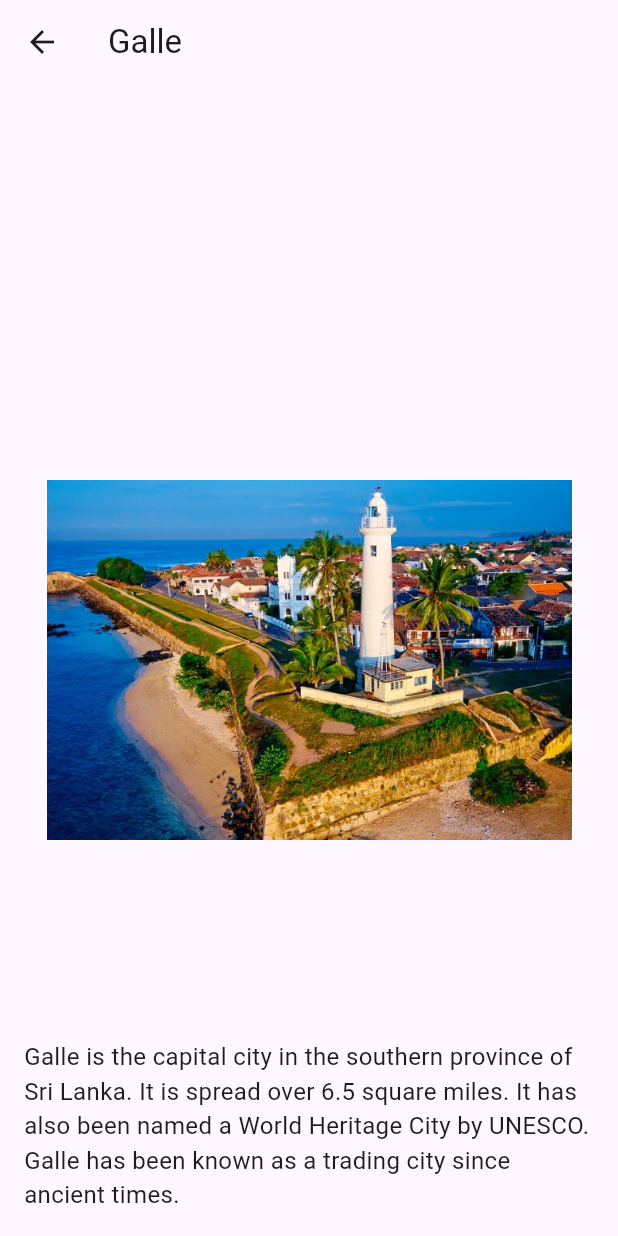
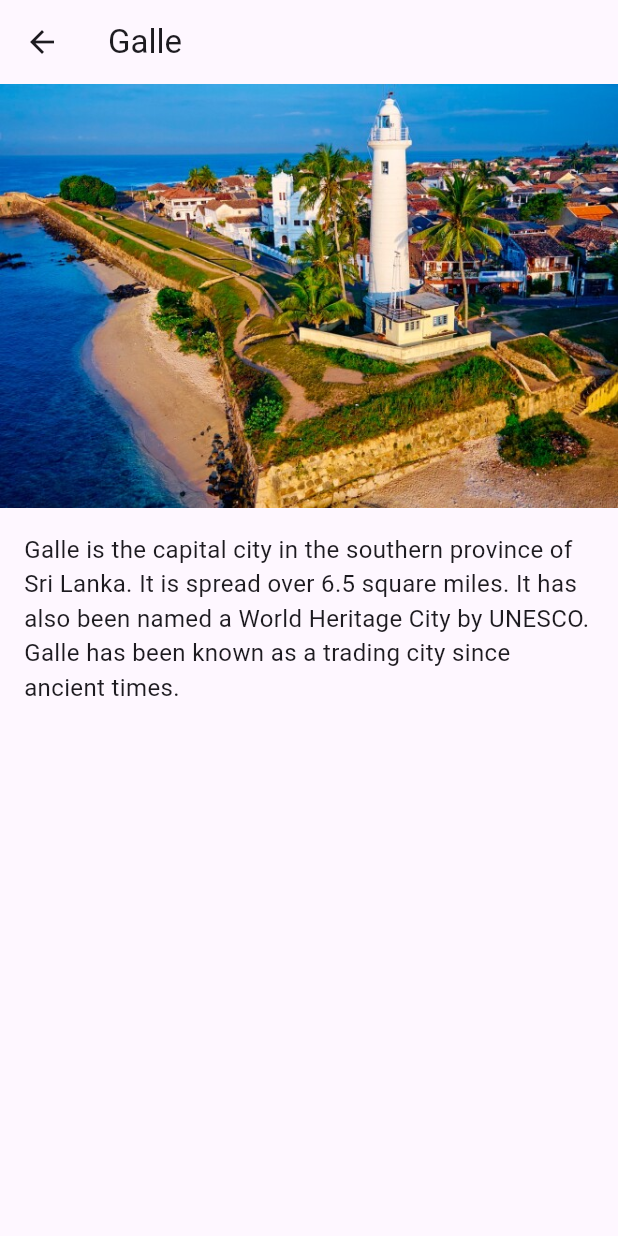
Before and after one commit to JananiCH/ExploreSL, a Flutter app: the galle screen opened directly, on a phone screen of 412 x 824 dp. Run offline on Flutter 3.47's test engine with Material 3 defaults, Android fonts, the phone set to English and light mode, and no system bars; our stand-ins replace carousel_slider, cloud_firestore, file_picker, firebase_auth, firebase_core, firebase_storage and 2 more; accounts and stored records are empty.

Commit message:
galle_edit

```diff
--- a/lib/pages/galle.dart
+++ b/lib/pages/galle.dart
@@ -14,36 +14,22 @@ class galle extends StatelessWidget {
           ),
         ),
       ),
-      body: Stack(
+      body: Column(
         children: [
-          SizedBox.expand(
-            child: Transform.scale(
-              scale: 350 / MediaQuery.of(context).size.width,
-              child: SizedBox(
-                width: MediaQuery.of(context).size.width,
-                height: MediaQuery.of(context).size.height,
-                child: Image.asset(
+          Image.asset(
             'lib/images/pictures_d/g2.jpg', // Path to your image asset
           ),
-              ),
-            ),
-          ),
-          const Positioned(
-            bottom: 0,
-            left: 0,
-            right: 0,
-            child: Padding(
+          const Padding(
             padding: EdgeInsets.all(16.0),
             child: Column(
               crossAxisAlignment: CrossAxisAlignment.center,
               children: [
                 // Add your content here
                 Text(
-                    'Galle is the capital city in the southern province of Sri Lanka. It is spread over 6.5 square miles. It has also been named a World Heritage City by UNESCO. Galle has been known as a trading city since ancient times. ',
+                  'Galle is the capital city in the southern province of Sri Lanka. It is spread over 6.5 square miles. It has also been named a World Heritage City by UNESCO. Galle has been known as a trading city since ancient times.',
                   style: TextStyle(fontSize: 16),
                 ),
               ],
-              ),
             ),
           ),
         ],
```
Lines whose indentation alone changed are shown as unchanged.
